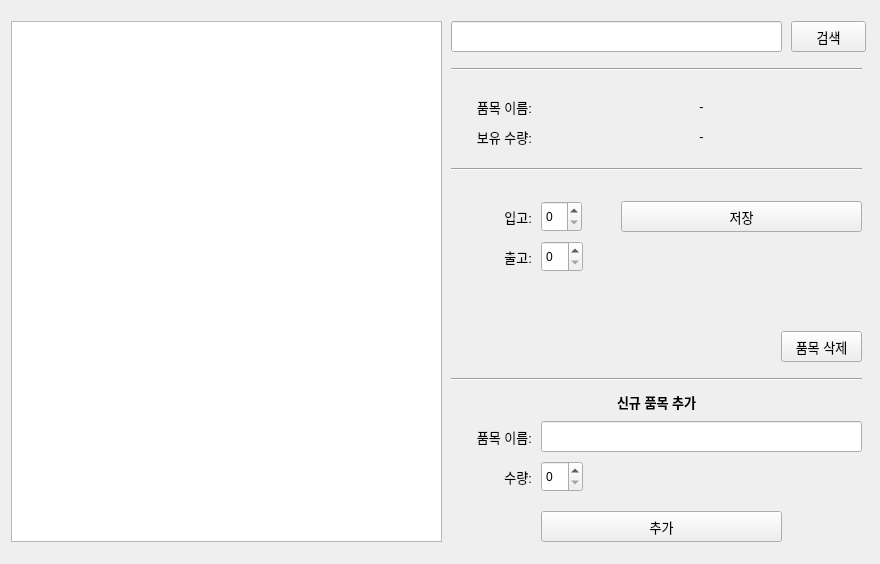
First picture: the form in InvScreen.ui, repository parks13/InventoryManagement, before the edit.
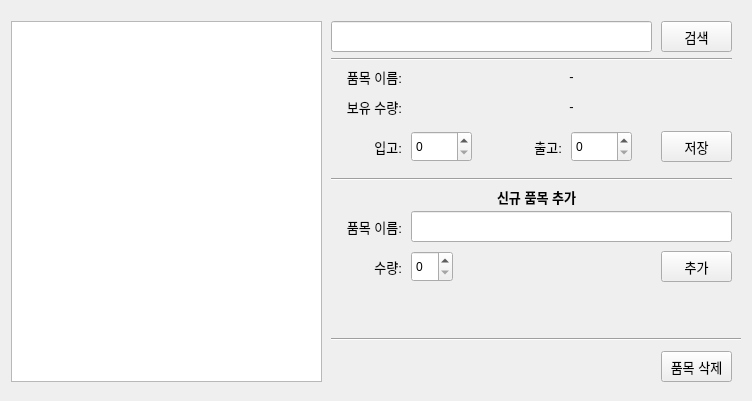
Second picture: the form after the edit. The open tabs and pages were chosen to show the change. Icons and pictures are not drawn.

Commit message: Working on Search function

```diff
--- a/InvScreen.ui
+++ b/InvScreen.ui
@@ -6,8 +6,8 @@
    <rect>
     <x>0</x>
     <y>0</y>
-    <width>880</width>
-    <height>564</height>
+    <width>752</width>
+    <height>401</height>
    </rect>
   </property>
   <property name="windowTitle">
@@ -85,9 +85,9 @@
       <widget class="QLineEdit" name="searchObj">
        <property name="geometry">
         <rect>
-         <x>440</x>
+         <x>320</x>
          <y>10</y>
-         <width>331</width>
+         <width>321</width>
          <height>31</height>
         </rect>
        </property>
@@ -95,9 +95,9 @@
       <widget class="QPushButton" name="searchButton">
        <property name="geometry">
         <rect>
-         <x>780</x>
+         <x>650</x>
          <y>10</y>
-         <width>75</width>
+         <width>71</width>
          <height>31</height>
         </rect>
        </property>
@@ -113,8 +113,8 @@
       <widget class="QLabel" name="name">
        <property name="geometry">
         <rect>
-         <x>440</x>
-         <y>80</y>
+         <x>310</x>
+         <y>50</y>
          <width>81</width>
          <height>31</height>
         </rect>
@@ -134,9 +134,9 @@
       <widget class="Line" name="line">
        <property name="geometry">
         <rect>
-         <x>440</x>
-         <y>50</y>
-         <width>411</width>
+         <x>320</x>
+         <y>40</y>
+         <width>401</width>
          <height>16</height>
         </rect>
        </property>
@@ -147,8 +147,8 @@
       <widget class="QLabel" name="quantity">
        <property name="geometry">
         <rect>
-         <x>440</x>
-         <y>110</y>
+         <x>310</x>
+         <y>80</y>
          <width>81</width>
          <height>31</height>
         </rect>
@@ -168,9 +168,9 @@
       <widget class="QLabel" name="itemName">
        <property name="geometry">
         <rect>
-         <x>530</x>
-         <y>80</y>
-         <width>321</width>
+         <x>390</x>
+         <y>50</y>
+         <width>341</width>
          <height>31</height>
         </rect>
        </property>
@@ -189,9 +189,9 @@
       <widget class="QLabel" name="itemQuantity">
        <property name="geometry">
         <rect>
-         <x>530</x>
-         <y>110</y>
-         <width>321</width>
+         <x>390</x>
+         <y>80</y>
+         <width>341</width>
          <height>31</height>
         </rect>
        </property>
@@ -210,9 +210,9 @@
       <widget class="QPushButton" name="deleteItemButton">
        <property name="geometry">
         <rect>
-         <x>770</x>
-         <y>320</y>
-         <width>81</width>
+         <x>650</x>
+         <y>340</y>
+         <width>71</width>
          <height>31</height>
         </rect>
        </property>
@@ -235,9 +235,9 @@
       <widget class="QPushButton" name="addItemButton">
        <property name="geometry">
         <rect>
-         <x>530</x>
-         <y>500</y>
-         <width>241</width>
+         <x>650</x>
+         <y>240</y>
+         <width>71</width>
          <height>31</height>
         </rect>
        </property>
@@ -250,24 +250,11 @@
         <string>추가</string>
        </property>
       </widget>
-      <widget class="Line" name="line_3">
-       <property name="geometry">
-        <rect>
-         <x>440</x>
-         <y>360</y>
-         <width>411</width>
-         <height>16</height>
-        </rect>
-       </property>
-       <property name="orientation">
-        <enum>Qt::Horizontal</enum>
-       </property>
-      </widget>
       <widget class="QLineEdit" name="searchObj_2">
        <property name="geometry">
         <rect>
-         <x>530</x>
-         <y>410</y>
+         <x>400</x>
+         <y>200</y>
          <width>321</width>
          <height>31</height>
         </rect>
@@ -276,10 +263,10 @@
       <widget class="QLabel" name="name_2">
        <property name="geometry">
         <rect>
-         <x>440</x>
-         <y>370</y>
+         <x>320</x>
+         <y>170</y>
          <width>411</width>
-         <height>41</height>
+         <height>31</height>
         </rect>
        </property>
        <property name="font">
@@ -299,8 +286,8 @@
       <widget class="QLabel" name="name_3">
        <property name="geometry">
         <rect>
-         <x>450</x>
-         <y>410</y>
+         <x>320</x>
+         <y>200</y>
          <width>71</width>
          <height>31</height>
         </rect>
@@ -320,8 +307,8 @@
       <widget class="QLabel" name="name_4">
        <property name="geometry">
         <rect>
-         <x>450</x>
-         <y>450</y>
+         <x>320</x>
+         <y>240</y>
          <width>71</width>
          <height>31</height>
         </rect>
@@ -341,8 +328,8 @@
       <widget class="QSpinBox" name="newItemQuantity">
        <property name="geometry">
         <rect>
-         <x>530</x>
-         <y>450</y>
+         <x>400</x>
+         <y>240</y>
          <width>42</width>
          <height>31</height>
         </rect>
@@ -351,9 +338,9 @@
       <widget class="Line" name="line_5">
        <property name="geometry">
         <rect>
-         <x>440</x>
-         <y>360</y>
-         <width>411</width>
+         <x>320</x>
+         <y>160</y>
+         <width>401</width>
          <height>16</height>
         </rect>
        </property>
@@ -364,9 +351,9 @@
       <widget class="QLabel" name="quantity_2">
        <property name="geometry">
         <rect>
-         <x>440</x>
-         <y>190</y>
-         <width>81</width>
+         <x>330</x>
+         <y>120</y>
+         <width>61</width>
          <height>31</height>
         </rect>
        </property>
@@ -385,9 +372,9 @@
       <widget class="QLabel" name="quantity_3">
        <property name="geometry">
         <rect>
-         <x>440</x>
-         <y>230</y>
-         <width>81</width>
+         <x>480</x>
+         <y>120</y>
+         <width>71</width>
          <height>31</height>
         </rect>
        </property>
@@ -406,9 +393,9 @@
       <widget class="QSpinBox" name="incomingQuantity">
        <property name="geometry">
         <rect>
-         <x>530</x>
-         <y>190</y>
-         <width>41</width>
+         <x>400</x>
+         <y>120</y>
+         <width>61</width>
          <height>31</height>
         </rect>
        </property>
@@ -416,9 +403,9 @@
       <widget class="QSpinBox" name="outgoingQuantity">
        <property name="geometry">
         <rect>
-         <x>530</x>
-         <y>230</y>
-         <width>42</width>
+         <x>560</x>
+         <y>120</y>
+         <width>61</width>
          <height>31</height>
         </rect>
        </property>
@@ -426,9 +413,9 @@
       <widget class="QPushButton" name="setNewQuantityButton">
        <property name="geometry">
         <rect>
-         <x>610</x>
-         <y>190</y>
-         <width>241</width>
+         <x>650</x>
+         <y>120</y>
+         <width>71</width>
          <height>31</height>
         </rect>
        </property>
@@ -441,29 +428,29 @@
         <string>저장</string>
        </property>
       </widget>
-      <widget class="Line" name="line_6">
-       <property name="geometry">
-        <rect>
-         <x>440</x>
-         <y>150</y>
-         <width>411</width>
-         <height>16</height>
-        </rect>
-       </property>
-       <property name="orientation">
-        <enum>Qt::Horizontal</enum>
-       </property>
-      </widget>
       <widget class="QTableWidget" name="tableWidget">
        <property name="geometry">
         <rect>
          <x>0</x>
          <y>10</y>
-         <width>431</width>
-         <height>521</height>
+         <width>311</width>
+         <height>361</height>
         </rect>
        </property>
       </widget>
+      <widget class="Line" name="line_6">
+       <property name="geometry">
+        <rect>
+         <x>320</x>
+         <y>320</y>
+         <width>411</width>
+         <height>16</height>
+        </rect>
+       </property>
+       <property name="orientation">
+        <enum>Qt::Horizontal</enum>
+       </property>
+      </widget>
      </widget>
     </widget>
    </item>
```
Left out of the diff: 16 changed lines with no effect on the pictures. The commit also changes 1 other file.
